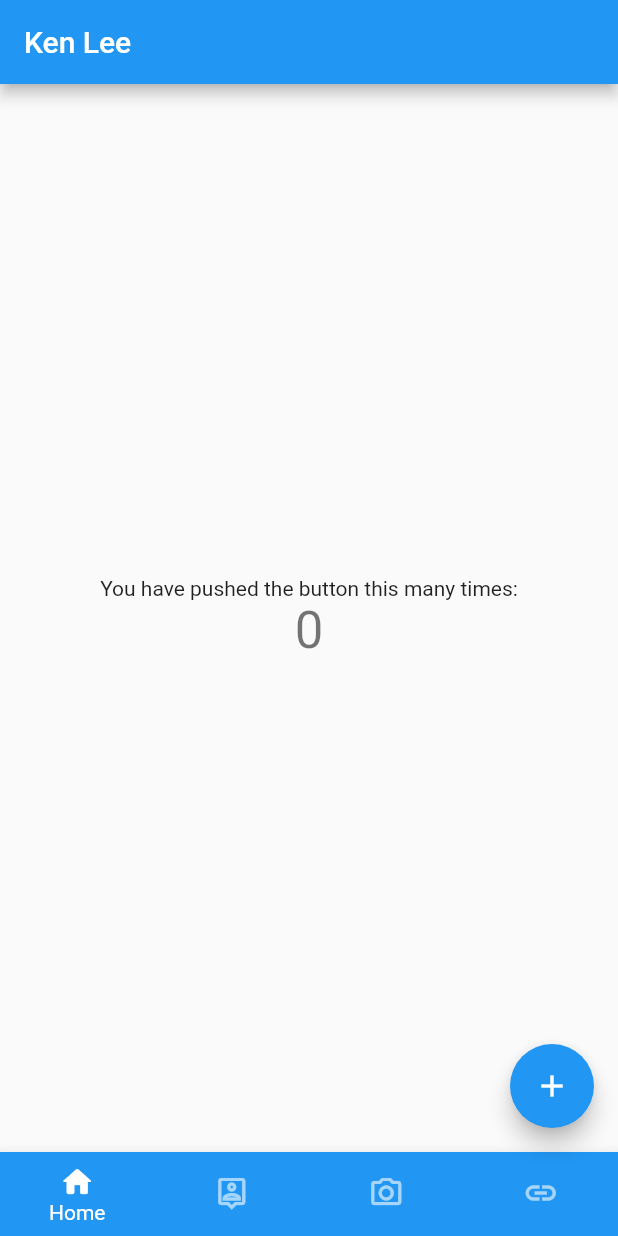
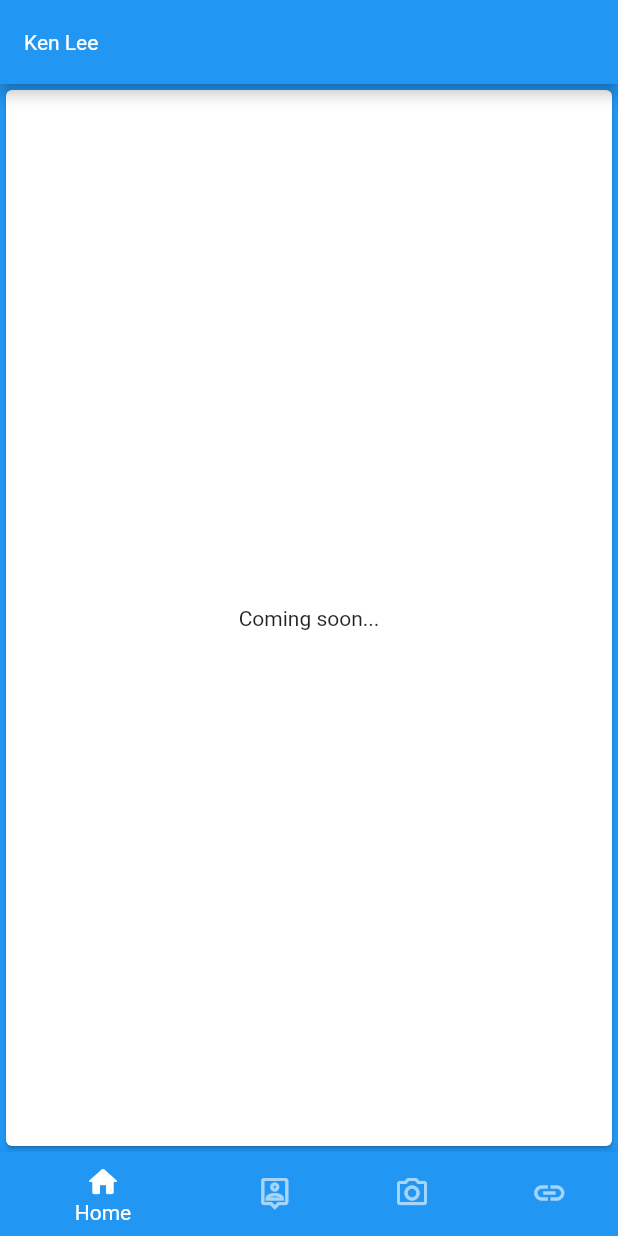
Before and after one commit to mynameiskenlee/kenl.ee, a Flutter app: the screen it shows after launch, on a phone screen of 412 x 824 dp. Run offline on Flutter 3.47's test engine with Material 2 defaults, Android fonts, the phone set to English and light mode, and no system bars.

Commit message:
initialise page

```diff
--- a/lib/main.dart
+++ b/lib/main.dart
@@ -11,16 +11,37 @@ class KenLee extends StatelessWidget {
     return MaterialApp(
       title: 'Ken Lee',
       theme: ThemeData(
-        // This is the theme of your application.
-        //
-        // Try running your application with "flutter run". You'll see the
-        // application has a blue toolbar. Then, without quitting the app, try
-        // changing the primarySwatch below to Colors.green and then invoke
-        // "hot reload" (press "r" in the console where you ran "flutter run",
-        // or simply save your changes to "hot reload" in a Flutter IDE).
-        // Notice that the counter didn't reset back to zero; the application
-        // is not restarted.
-        primarySwatch: Colors.blue,
+          primaryColor: Colors.blue,
+          primaryColorBrightness: Brightness.dark,
+          brightness: Brightness.light,
+          primaryColorDark: Colors.black,
+          primaryColorLight: Colors.blue,
+          canvasColor: Colors.white,
+          backgroundColor: Colors.blue,
+          // next line is important!
+          appBarTheme: AppBarTheme(
+            brightness: Brightness.dark,
+            titleTextStyle: TextStyle(
+              color: Colors.white,
+            ),
+          ),
+          bottomNavigationBarTheme:
+              BottomNavigationBarThemeData(backgroundColor: Colors.blue)),
+      darkTheme: ThemeData(
+        primaryColor: Colors.grey[700],
+        primaryColorBrightness: Brightness.dark,
+        primaryColorLight: Colors.black,
+        brightness: Brightness.dark,
+        primaryColorDark: Colors.black,
+        indicatorColor: Colors.white,
+        canvasColor: Colors.black,
+        // next line is important!
+        appBarTheme: AppBarTheme(
+          brightness: Brightness.dark,
+          titleTextStyle: TextStyle(
+            color: Colors.black,
+          ),
+        ),
       ),
       home: HomePage(title: 'Ken Lee'),
     );
@@ -46,19 +67,7 @@ class HomePage extends StatefulWidget {
 }
 
 class _HomePageState extends State<HomePage> {
-  int _counter = 0;
   int index = 0;
-
-  void _incrementCounter() {
-    setState(() {
-      // This call to setState tells the Flutter framework that something has
-      // changed in this State, which causes it to rerun the build method below
-      // so that the display can reflect the updated values. If we changed
-      // _counter without calling setState(), then the build method would not be
-      // called again, and so nothing would appear to happen.
-      _counter++;
-    });
-  }
 
   @override
   Widget build(BuildContext context) {
@@ -74,43 +83,41 @@ class _HomePageState extends State<HomePage> {
         // the App.build method, and use it to set our appbar title.
         title: Text(widget.title),
       ),
-      body: Center(
+      body: SingleChildScrollView(
+        child: Container(
+          height: MediaQuery.of(context).size.height - kBottomNavigationBarHeight - kToolbarHeight,
+          decoration: BoxDecoration(color: Theme.of(context).backgroundColor),
+          child: ConstrainedBox(
+            constraints: BoxConstraints(
+              minHeight: MediaQuery.of(context).size.height - kBottomNavigationBarHeight - kToolbarHeight,
+              minWidth: double.infinity
+            ),
+            child: Center(
               // Center is a layout widget. It takes a single child and positions it
               // in the middle of the parent.
+              child: Padding(
+                padding: const EdgeInsets.all(0.0),
+                child: Container(
+                  width: double.infinity,
+                  child: Card(
                     child: Column(
-          // Column is also a layout widget. It takes a list of children and
-          // arranges them vertically. By default, it sizes itself to fit its
-          // children horizontally, and tries to be as tall as its parent.
-          //
-          // Invoke "debug painting" (press "p" in the console, choose the
-          // "Toggle Debug Paint" action from the Flutter Inspector in Android
-          // Studio, or the "Toggle Debug Paint" command in Visual Studio Code)
-          // to see the wireframe for each widget.
-          //
-          // Column has various properties to control how it sizes itself and
-          // how it positions its children. Here we use mainAxisAlignment to
-          // center the children vertically; the main axis here is the vertical
-          // axis because Columns are vertical (the cross axis would be
-          // horizontal).
                       mainAxisAlignment: MainAxisAlignment.center,
                       children: <Widget>[
                         Text(
-              'You have pushed the button this many times:',
-            ),
-            Text(
-              '$_counter',
-              style: Theme.of(context).textTheme.headline4,
+                          'Coming soon...',
+                          // style: TextStyle(color: Colors.white),
                         ),
                       ],
                     ),
                   ),
-      floatingActionButton: FloatingActionButton(
-        onPressed: _incrementCounter,
-        tooltip: 'Increment',
-        child: Icon(Icons.add),
+                ),
+              ),
+            ),
+          ),
+        ),
       ),
       bottomNavigationBar: BottomNavigationBar(
-        backgroundColor: Colors.blue,
+        // backgroundColor: Theme.of(context).backgroundColor,
         selectedItemColor: Colors.white,
         unselectedItemColor: Colors.white60,
         currentIndex: index,
@@ -120,28 +127,28 @@ class _HomePageState extends State<HomePage> {
             index = int;
           });
         },
-        type: BottomNavigationBarType.fixed,
+        // type: BottomNavigationBarType.fixed,
         items: [
           BottomNavigationBarItem(
-            backgroundColor: Colors.blue,
+            backgroundColor: Theme.of(context).backgroundColor,
             icon: Icon(Icons.home_outlined),
             activeIcon: Icon(Icons.home_rounded),
             label: "Home",
           ),
           BottomNavigationBarItem(
-            backgroundColor: Colors.blue,
+            backgroundColor: Theme.of(context).backgroundColor,
             icon: Icon(Icons.person_pin_outlined),
             activeIcon: Icon(Icons.person_pin_rounded),
             label: "About",
           ),
           BottomNavigationBarItem(
-            backgroundColor: Colors.blue,
+            backgroundColor: Theme.of(context).backgroundColor,
             icon: Icon(Icons.camera_alt_outlined),
             activeIcon: Icon(Icons.camera_alt_rounded),
             label: "Photo",
           ),
           BottomNavigationBarItem(
-            backgroundColor: Colors.blue,
+            backgroundColor: Theme.of(context).backgroundColor,
             icon: Icon(Icons.link_outlined),
             activeIcon: Icon(Icons.link_rounded),
             label: "Links",
```
Lines whose indentation alone changed are shown as unchanged.
